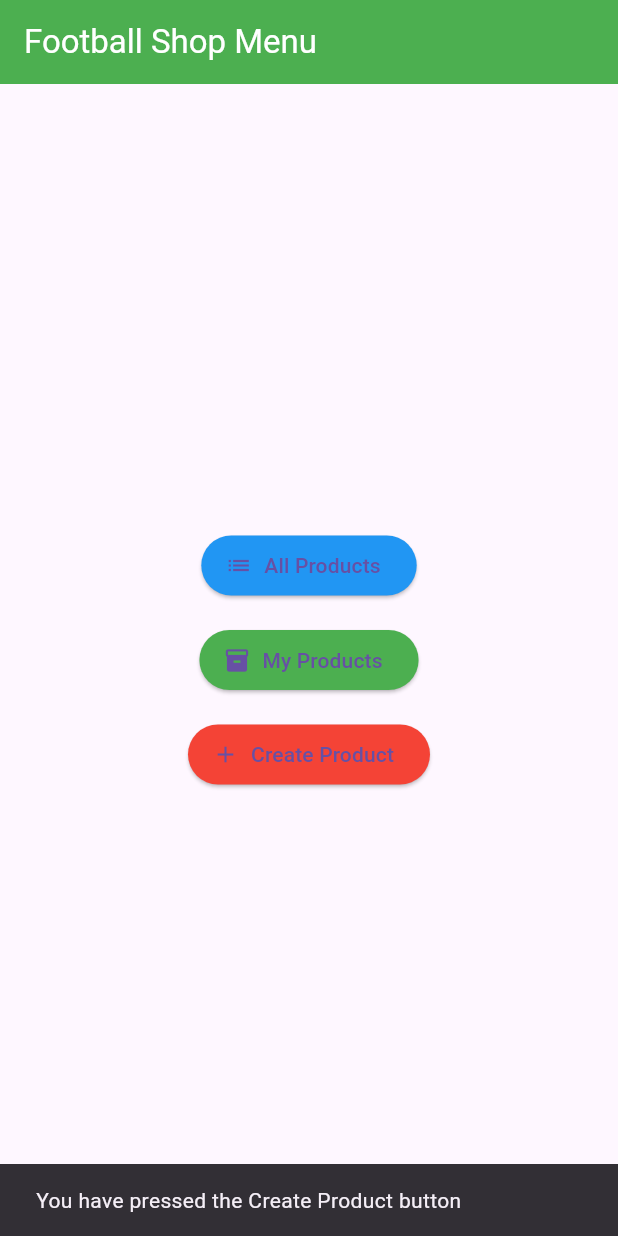
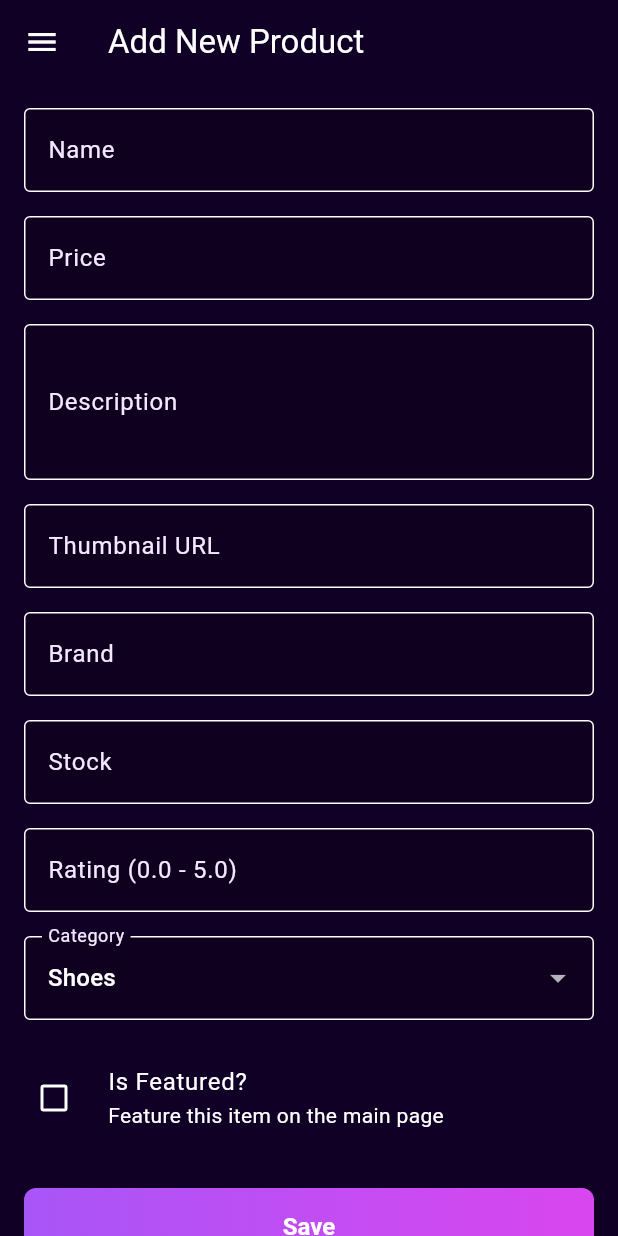
Before and after one commit to mvfi0/football-shop-mobile, a Flutter app: the screen it shows after launch, after a tap on "Create Product", on a phone screen of 412 x 824 dp. Run offline on Flutter 3.47's test engine with Material 3 defaults, Android fonts, the phone set to English and light mode, and no system bars.

Commit message:
Assignment 8, redesigned the app similar to Django app

```diff
--- /dev/null
+++ b/lib/animated_gradient_text.dart
@@ -0,0 +1,79 @@
+// lib/animated_gradient_text.dart
+import 'package:flutter/material.dart';
+
+class AnimatedGradientText extends StatefulWidget {
+  const AnimatedGradientText({super.key});
+
+  @override
+  State<AnimatedGradientText> createState() => _AnimatedGradientTextState();
+}
+
+class _AnimatedGradientTextState extends State<AnimatedGradientText>
+    with SingleTickerProviderStateMixin {
+  late AnimationController _controller;
+  late Animation<double> _animation;
+
+  @override
+  void initState() {
+    super.initState();
+    _controller = AnimationController(
+      vsync: this,
+      duration: const Duration(seconds: 5), // Matches your CSS animation
+    )..repeat();
+
+    _animation = Tween<double>(begin: 0.0, end: 1.0).animate(_controller);
+  }
+
+  @override
+  void dispose() {
+    _controller.dispose();
+    super.dispose();
+  }
+
+  @override
+  Widget build(BuildContext context) {
+    return AnimatedBuilder(
+      animation: _animation,
+      builder: (context, child) {
+        return ShaderMask(
+          shaderCallback: (bounds) {
+            // Recreate the CSS gradient: (fuchsia, cyan, fuchsia)
+            // We animate the 'transform' to simulate the background-position shift
+            return LinearGradient(
+              colors: const [
+                Color(0xFFFF00FF), // fuchsia
+                Color(0xFF00FFFF), // cyan
+                Color(0xFFFF00FF), // fuchsia
+              ],
+              stops: const [0.0, 0.5, 1.0],
+              // Animate the gradient's position
+              transform: GradientRotation(_animation.value * 2 * 3.14159),
+            ).createShader(bounds);
+          },
+          child: child,
+        );
+      },
+      child: const Row(
+        mainAxisSize: MainAxisSize.min, // Important for AppBar title
+        children: [
+          Text(
+            'Sports ',
+            style: TextStyle(
+              fontSize: 32,
+              fontWeight: FontWeight.bold,
+              color: Colors.white, // This color is masked,
+            ),
+          ),
+          Text(
+            'Universe',
+            style: TextStyle(
+              fontSize: 32,
+              fontWeight: FontWeight.bold,
+              color: Colors.white, // This color is masked
+            ),
+          ),
+        ],
+      ),
+    );
+  }
+}
--- /dev/null
+++ b/lib/left_drawer.dart
@@ -0,0 +1,74 @@
+// lib/left_drawer.dart
+import 'package:flutter/material.dart';
+import 'menu.dart';
+import 'shop_form.dart';
+import 'animated_gradient_text.dart'; // <-- 1. IMPORT ANIMATED WIDGET
+
+class LeftDrawer extends StatelessWidget {
+  const LeftDrawer({super.key});
+
+  @override
+  Widget build(BuildContext context) {
+    return Drawer(
+      // 2. Set dark background for the whole drawer
+      backgroundColor: const Color(0xFF110025),
+      child: ListView(
+        padding: EdgeInsets.zero, // Remove top padding
+        children: [
+          // --- 3. STYLED DRAWER HEADER ---
+          DrawerHeader(
+            decoration: const BoxDecoration(
+              gradient: LinearGradient(
+                colors: [
+                  Color(0xFF110025),
+                  Color(0xFF16002b),
+                ],
+                begin: Alignment.topLeft,
+                end: Alignment.bottomRight,
+              ),
+            ),
+            child: const Column(
+              mainAxisAlignment: MainAxisAlignment.center,
+              crossAxisAlignment: CrossAxisAlignment.center,
+              children: [
+                // 4. USE ANIMATED WIDGET
+                AnimatedGradientText(),
+                SizedBox(height: 10),
+                Text(
+                  'Your one-stop shop for football gear!',
+                  style: TextStyle(
+                    fontSize: 15,
+                    color: Color(0xFFf3e8ff), // Light text
+                  ),
+                ),
+              ],
+            ),
+          ),
+          // --- 5. Style list tiles ---
+          ListTile(
+            leading: const Icon(Icons.home, color: Colors.white),
+            title: const Text('Home', style: TextStyle(color: Colors.white)),
+            onTap: () {
+              Navigator.pop(context);
+              Navigator.pushReplacement(
+                context,
+                MaterialPageRoute(builder: (context) => const MenuScreen()),
+              );
+            },
+          ),
+          ListTile(
+            leading: const Icon(Icons.add_shopping_cart, color: Colors.white),
+            title: const Text('Add Product', style: TextStyle(color: Colors.white)),
+            onTap: () {
+              Navigator.pop(context);
+              Navigator.push(
+                context,
+                MaterialPageRoute(builder: (context) => const ShopFormPage()),
+              );
+            },
+          ),
+        ],
+      ),
+    );
+  }
+}
--- a/lib/main.dart
+++ b/lib/main.dart
@@ -1,3 +1,4 @@
+// lib/main.dart
 import 'package:flutter/material.dart';
 import 'menu.dart';
 
@@ -11,11 +12,44 @@ class FootballShopApp extends StatelessWidget {
   @override
   Widget build(BuildContext context) {
     return MaterialApp(
-      title: 'Football Shop',
+      title: 'Sports Universe', // <-- 1. RENAMED
       theme: ThemeData(
-        primarySwatch: Colors.green,
+        // --- 2. SET DARK GALAXY THEME ---
+        brightness: Brightness.dark,
+        primaryColor: const Color(0xFF6d28d9), // Purple
+        scaffoldBackgroundColor: const Color(0xFF110025), // Dark purple bg
+
+        // Define a color scheme for the dark theme
+        colorScheme: const ColorScheme.dark(
+          primary: Color(0xFFa855f7), // Purple
+          secondary: Color(0xFFd946ef), // Fuchsia
+          background: Color(0xFF110025), // Dark purple bg
+          onBackground: Color(0xFFf3e8ff), // Light text
+          error: Colors.redAccent,
+        ),
+
+        // Style AppBars
         appBarTheme: const AppBarTheme(
-            backgroundColor: Colors.green, foregroundColor: Colors.white),
+          // We'll use flexibleSpace for gradients, so a base color is fine
+          backgroundColor: Color(0xFF110025),
+          foregroundColor: Colors.white,
+          elevation: 0,
+        ),
+
+        // Style TextFormFields
+        inputDecorationTheme: InputDecorationTheme(
+          filled: true,
+          fillColor: Colors.black.withOpacity(0.2),
+          border: OutlineInputBorder(
+            borderRadius: BorderRadius.circular(8.0),
+            borderSide: BorderSide.none,
+          ),
+          focusedBorder: OutlineInputBorder(
+            borderRadius: BorderRadius.circular(8.0),
+            borderSide: const BorderSide(color: Color(0xFFd946ef)), // Fuchsia
+          ),
+          labelStyle: const TextStyle(color: Color(0xFFf3e8ff)),
+        ),
       ),
       home: const MenuScreen(),
     );
--- a/lib/menu.dart
+++ b/lib/menu.dart
@@ -1,56 +1,70 @@
+// lib/menu.dart
 import 'package:flutter/material.dart';
+import 'shop_form.dart';
+import 'left_drawer.dart';
+import 'animated_gradient_text.dart'; // <-- 1. IMPORT ANIMATED WIDGET
 
 class MenuScreen extends StatelessWidget {
   const MenuScreen({super.key});
 
-  void showSnackbar(BuildContext context, String message) {
-    ScaffoldMessenger.of(context).showSnackBar(
-      SnackBar(content: Text(message)),
-    );
-  }
-
   @override
   Widget build(BuildContext context) {
+    // Reusable style for the buttons
+    final ButtonStyle buttonStyle = ElevatedButton.styleFrom(
+      backgroundColor: const Color(0xFFa855f7), // Purple
+      foregroundColor: Colors.white,
+      padding: const EdgeInsets.symmetric(horizontal: 24, vertical: 12),
+      textStyle: const TextStyle(fontSize: 16, fontWeight: FontWeight.bold),
+    );
+
     return Scaffold(
       appBar: AppBar(
-        title: const Text('Football Shop Menu'),
+        title: const AnimatedGradientText(), // <-- 2. USE ANIMATED WIDGET
+        centerTitle: true,
+        // --- 3. ADD GRADIENT APPBAR (like Django navbar) ---
+        flexibleSpace: Container(
+          decoration: const BoxDecoration(
+            gradient: LinearGradient(
+              colors: [
+                Color(0xFF581c87), // Dark Indigo
+                Color(0xFF6d28d9), // Purple
+                Color(0xFFd946ef), // Fuchsia
+              ],
+              begin: Alignment.centerLeft,
+              end: Alignment.centerRight,
+            ),
+          ),
+        ),
       ),
+      drawer: const LeftDrawer(),
       body: Center(
         child: Column(
           mainAxisAlignment: MainAxisAlignment.center,
           children: [
-
-            // All Products Button (Blue)
+            // --- 4. RESTYLE BUTTONS ---
             ElevatedButton.icon(
-              style: ElevatedButton.styleFrom(backgroundColor: Colors.blue),
+              style: buttonStyle,
               icon: const Icon(Icons.list),
               label: const Text("All Products"),
-              onPressed: () {
-                showSnackbar(context, "You have pressed the All Products button");
-              },
+              onPressed: () {},
             ),
-
             const SizedBox(height: 15),
-
-            // My Products Button (Green)
             ElevatedButton.icon(
-              style: ElevatedButton.styleFrom(backgroundColor: Colors.green),
+              style: buttonStyle,
               icon: const Icon(Icons.inventory),
               label: const Text("My Products"),
-              onPressed: () {
-                showSnackbar(context, "You have pressed the My Products button");
-              },
+              onPressed: () {},
             ),
-
             const SizedBox(height: 15),
-
-            // Create Product Button (Red)
             ElevatedButton.icon(
-              style: ElevatedButton.styleFrom(backgroundColor: Colors.red),
+              style: buttonStyle,
               icon: const Icon(Icons.add),
               label: const Text("Create Product"),
               onPressed: () {
-                showSnackbar(context, "You have pressed the Create Product button");
+                Navigator.push(
+                  context,
+                  MaterialPageRoute(builder: (context) => const ShopFormPage()),
+                );
               },
             ),
           ],
--- /dev/null
+++ b/lib/shop_form.dart
@@ -0,0 +1,374 @@
+import 'package:flutter/material.dart';
+import 'package:flutter/services.dart'; // <-- NEW: For input formatters
+import 'left_drawer.dart';
+
+class ShopFormPage extends StatefulWidget {
+  const ShopFormPage({super.key});
+
+  @override
+  State<ShopFormPage> createState() => _ShopFormPageState();
+}
+
+class _ShopFormPageState extends State<ShopFormPage> {
+  final _formKey = GlobalKey<FormState>();
+
+  // --- Controllers for all text fields ---
+  final _nameController = TextEditingController();
+  final _priceController = TextEditingController();
+  final _descriptionController = TextEditingController();
+  final _thumbnailController = TextEditingController(); // <-- NEW
+  final _brandController = TextEditingController();     // <-- NEW
+  final _stockController = TextEditingController();     // <-- NEW
+  final _ratingController = TextEditingController();    // <-- NEW
+  final _otherCategoryController = TextEditingController(); // <-- NEW
+
+  // --- State variables for dropdown and checkbox ---
+  final List<String> _categories = ['Shoes', 'Apparel', 'Hardware', 'Balls', 'Others'];
+  String _selectedCategory = 'Shoes'; // <-- NEW: Default value
+  bool _isFeatured = false;           // <-- NEW: Default value
+
+  @override
+  void dispose() {
+    // Clean up all controllers
+    _nameController.dispose();
+    _priceController.dispose();
+    _descriptionController.dispose();
+    _thumbnailController.dispose(); // <-- NEW
+    _brandController.dispose();     // <-- NEW
+    _stockController.dispose();     // <-- NEW
+    _ratingController.dispose();    // <-- NEW
+    _otherCategoryController.dispose(); // <-- NEW
+    super.dispose();
+  }
+
+  void _resetForm() {
+    // Helper function to clear all inputs and reset state
+    _formKey.currentState!.reset();
+    _nameController.clear();
+    _priceController.clear();
+    _descriptionController.clear();
+    _thumbnailController.clear();
+    _brandController.clear();
+    _stockController.clear();
+    _ratingController.clear();
+    _otherCategoryController.clear();
+    setState(() {
+      _isFeatured = false;
+      _selectedCategory = _categories.first;
+    });
+  }
+
+  @override
+  Widget build(BuildContext context) {
+    return Scaffold(
+      appBar: AppBar(
+        title: const Text('Add New Product'),
+      ),
+      drawer: const LeftDrawer(),
+      body: Form(
+        key: _formKey,
+        child: SingleChildScrollView(
+          padding: const EdgeInsets.all(16.0),
+          child: Column(
+            crossAxisAlignment: CrossAxisAlignment.stretch,
+            children: [
+              // --- Name Field ---
+              TextFormField(
+                controller: _nameController,
+                decoration: const InputDecoration(
+                  hintText: 'Product Name',
+                  labelText: 'Name',
+                  border: OutlineInputBorder(),
+                ),
+                validator: (String? value) {
+                  if (value == null || value.isEmpty) {
+                    return 'Name cannot be empty!';
+                  }
+                  return null;
+                },
+              ),
+              const SizedBox(height: 16.0),
+
+              // --- Price Field ---
+              TextFormField(
+                controller: _priceController,
+                decoration: const InputDecoration(
+                  hintText: 'Product Price',
+                  labelText: 'Price',
+                  border: OutlineInputBorder(),
+                ),
+                keyboardType: TextInputType.number,
+                validator: (String? value) {
+                  if (value == null || value.isEmpty) {
+                    return 'Price cannot be empty!';
+                  }
+                  if (int.tryParse(value) == null) {
+                    return 'Price must be a valid number!';
+                  }
+                  if (int.parse(value) <= 0) {
+                    return 'Price must be greater than zero!';
+                  }
+                  return null;
+                },
+              ),
+              const SizedBox(height: 16.0),
+
+              // --- Description Field ---
+              TextFormField(
+                controller: _descriptionController,
+                decoration: const InputDecoration(
+                  hintText: 'Product Description',
+                  labelText: 'Description',
+                  border: OutlineInputBorder(),
+                ),
+                maxLines: 3,
+                validator: (String? value) {
+                  if (value == null || value.isEmpty) {
+                    return 'Description cannot be empty!';
+                  }
+                  return null;
+                },
+              ),
+              const SizedBox(height: 16.0),
+
+              // --- Thumbnail Link Field --- (NEW)
+              TextFormField(
+                controller: _thumbnailController,
+                decoration: const InputDecoration(
+                  hintText: 'e.g., https://example.com/image.png',
+                  labelText: 'Thumbnail URL',
+                  border: OutlineInputBorder(),
+                ),
+                keyboardType: TextInputType.url,
+                validator: (String? value) {
+                  if (value == null || value.isEmpty) {
+                    return 'Thumbnail URL cannot be empty!';
+                  }
+                  // Basic URL validation
+                  if (!Uri.tryParse(value)!.isAbsolute) {
+                    return 'Please enter a valid URL';
+                  }
+                  return null;
+                },
+              ),
+              const SizedBox(height: 16.0),
+
+              // --- Brand Field --- (NEW)
+              TextFormField(
+                controller: _brandController,
+                decoration: const InputDecoration(
+                  hintText: 'e.g., Nike, Adidas',
+                  labelText: 'Brand',
+                  border: OutlineInputBorder(),
+                ),
+                validator: (String? value) {
+                  if (value == null || value.isEmpty) {
+                    return 'Brand cannot be empty!';
+                  }
+                  return null;
+                },
+              ),
+              const SizedBox(height: 16.0),
+
+              // --- Stock Field --- (NEW)
+              TextFormField(
+                controller: _stockController,
+                decoration: const InputDecoration(
+                  hintText: 'e.g., 100',
+                  labelText: 'Stock',
+                  border: OutlineInputBorder(),
+                ),
+                keyboardType: TextInputType.number,
+                inputFormatters: [FilteringTextInputFormatter.digitsOnly],
+                validator: (String? value) {
+                  if (value == null || value.isEmpty) {
+                    return 'Stock cannot be empty!';
+                  }
+                  if (int.tryParse(value) == null) {
+                    return 'Stock must be a valid number!';
+                  }
+                  if (int.parse(value) < 0) {
+                    return 'Stock cannot be negative!';
+                  }
+                  return null;
+                },
+              ),
+              const SizedBox(height: 16.0),
+
+              // --- Rating Field --- (NEW)
+              TextFormField(
+                controller: _ratingController,
+                decoration: const InputDecoration(
+                  hintText: 'e.g., 4.5 or 5.0',
+                  labelText: 'Rating (0.0 - 5.0)',
+                  border: OutlineInputBorder(),
+                ),
+                keyboardType: const TextInputType.numberWithOptions(decimal: true),
+                inputFormatters: [
+                  // Regex to allow numbers 0-5, with one optional decimal place
+                  FilteringTextInputFormatter.allow(RegExp(r'^[0-5](\.\d{0,1})?$')),
+                ],
+                validator: (String? value) {
+                  if (value == null || value.isEmpty) {
+                    return 'Rating cannot be empty!';
+                  }
+                  final double? rating = double.tryParse(value);
+                  if (rating == null) {
+                    return 'Rating must be a valid number!';
+                  }
+                  if (rating < 0.0 || rating > 5.0) {
+                    return 'Rating must be between 0.0 and 5.0!';
+                  }
+                  // Check for correct format (e.g., 4.5, 5.0)
+                  if (!RegExp(r'^[0-4](\.[0-9])$|^5(\.0)$|^[0-5]$').hasMatch(value)) {
+                    return 'Please use format like 4.5 or 5.0';
+                  }
+                  return null;
+                },
+              ),
+              const SizedBox(height: 16.0),
+
+              // --- Category Dropdown --- (NEW)
+              DropdownButtonFormField<String>(
+                value: _selectedCategory,
+                decoration: const InputDecoration(
+                  labelText: 'Category',
+                  border: OutlineInputBorder(),
+                ),
+                items: _categories.map((String category) {
+                  return DropdownMenuItem<String>(
+                    value: category,
+                    child: Text(category),
+                  );
+                }).toList(),
+                onChanged: (String? newValue) {
+                  setState(() {
+                    _selectedCategory = newValue!;
+                  });
+                },
+                validator: (String? value) {
+                  if (value == null || value.isEmpty) {
+                    return 'Please select a category!';
+                  }
+                  return null;
+                },
+              ),
+              const SizedBox(height: 16.0),
+
+              // --- Conditional "Other Category" Field --- (NEW)
+              if (_selectedCategory == 'Others')
+                TextFormField(
+                  controller: _otherCategoryController,
+                  decoration: const InputDecoration(
+                    hintText: 'Please specify category',
+                    labelText: 'Other Category',
+                    border: OutlineInputBorder(),
+                  ),
+                  validator: (String? value) {
+                    // Only validate if 'Others' is selected
+                    if (_selectedCategory == 'Others' && (value == null || value.isEmpty)) {
+                      return 'Please specify the category!';
+                    }
+                    return null;
+                  },
+                ),
+
+              if (_selectedCategory == 'Others')
+                const SizedBox(height: 16.0),
+
+
+              // --- "Is Featured" Checkbox --- (NEW)
+              CheckboxListTile(
+                title: const Text('Is Featured?'),
+                subtitle: const Text('Feature this item on the main page'),
+                value: _isFeatured,
+                onChanged: (bool? newValue) {
+                  setState(() {
+                    _isFeatured = newValue ?? false;
+                  });
+                },
+                controlAffinity: ListTileControlAffinity.leading, // Checkbox on the left
+                contentPadding: EdgeInsets.zero,
+              ),
+              const SizedBox(height: 24.0),
+
+              // --- Save Button (with Gradient) ---
+              Container(
+                decoration: BoxDecoration(
+                  gradient: const LinearGradient(
+                    colors: [
+                      Color(0xFFa855f7), // Purple
+                      Color(0xFFd946ef), // Fuchsia
+                    ],
+                  ),
+                  borderRadius: BorderRadius.circular(8.0),
+                ),
+                child: ElevatedButton(
+                  style: ElevatedButton.styleFrom(
+                    backgroundColor: Colors.transparent,
+                    foregroundColor: Colors.white, // <-- ADD THIS LINE
+                    shadowColor: Colors.transparent,
+                    padding: const EdgeInsets.symmetric(vertical: 16.0),
+                    textStyle: const TextStyle(
+                      fontSize: 16,
+                      fontWeight: FontWeight.bold,
+                    ),
+                  ),
+                  onPressed: () {
+                    // (Your existing onPressed logic goes here)
+                    final form = _formKey.currentState!;
+                    if (form.validate()) {
+                      // Handle 'Others' category
+                      String finalCategory = _selectedCategory;
+                      if (_selectedCategory == 'Others') {
+                        finalCategory = _otherCategoryController.text;
+                      }
+
+                      // Show the pop-up with ALL data
+                      showDialog(
+                        context: context,
+                        builder: (BuildContext context) {
+                          return AlertDialog(
+                            // Style dialog to match dark theme
+                            backgroundColor: const Color(0xFF1d0e30),
+                            title: const Text('Product Saved'),
+                            content: SingleChildScrollView(
+                              child: ListBody(
+                                children: <Widget>[
+                                  Text('Name: ${_nameController.text}'),
+                                  Text('Price: ${_priceController.text}'),
+                                  Text('Description: ${_descriptionController.text}'),
+                                  Text('Thumbnail: ${_thumbnailController.text}'),
+                                  Text('Brand: ${_brandController.text}'),
+                                  Text('Stock: ${_stockController.text}'),
+                                  Text('Rating: ${_ratingController.text}'),
+                                  Text('Category: $finalCategory'),
+                                  Text('Is Featured: $_isFeatured'),
+                                ],
+                              ),
+                            ),
+                            actions: <Widget>[
+                              TextButton(
+                                child: const Text('OK'),
+                                onPressed: () {
+                                  Navigator.of(context).pop(); // Close the dialog
+                                  _resetForm(); // Clear the form and state
+                                  Navigator.of(context).pop(); // Go back to MenuScreen
+                                },
+                              ),
+                            ],
+                          );
+                        },
+                      );
+                    }
+                  },
+                  child: const Text('Save'),
+                ),
+              ),
+            ],
+          ),
+        ),
+      ),
+    );
+  }
+}
```
